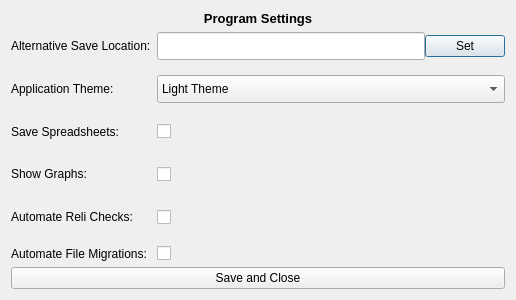
miyamot0/DataTracker3, file settingsdialog.ui: the form before one commit.
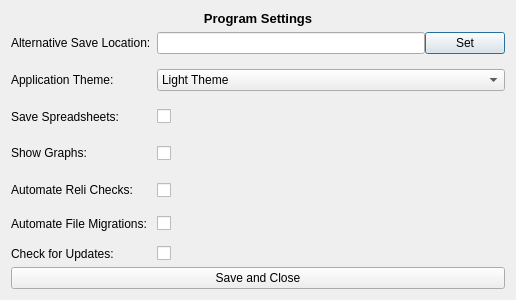
The form after the commit.

Commit message: Settings: add option for users to disable update check (e.g., feature/ version freeze)

Patch:
```diff
--- a/settingsdialog.ui
+++ b/settingsdialog.ui
@@ -233,6 +233,20 @@
        </item>
       </layout>
      </item>
+     <item row="6" column="0">
+      <widget class="QLabel" name="label">
+       <property name="text">
+        <string>Check for Updates:</string>
+       </property>
+      </widget>
+     </item>
+     <item row="6" column="1">
+      <widget class="QCheckBox" name="checkBoxAutoUpdate">
+       <property name="text">
+        <string/>
+       </property>
+      </widget>
+     </item>
     </layout>
    </item>
    <item>
```
The commit also changes 4 other files.
